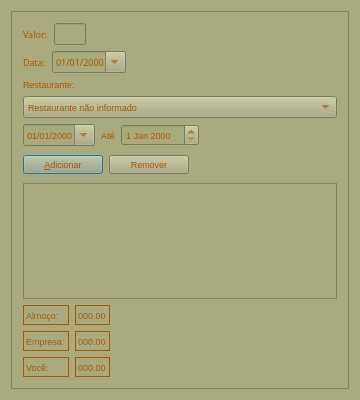
Above: ui/almoco.ui from tiagopascal/Almoco before the change. Below: the same form after it.
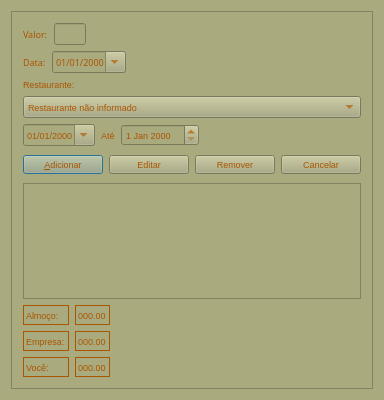
That is the form after the change.

```diff
--- a/ui/almoco.ui
+++ b/ui/almoco.ui
@@ -252,7 +252,7 @@
           </property>
          </widget>
         </item>
-        <item row="0" column="1">
+        <item row="0" column="2">
          <widget class="QPushButton" name="pushButton_remover">
           <property name="font">
            <font>
@@ -264,7 +264,7 @@
           </property>
          </widget>
         </item>
-        <item row="0" column="2">
+        <item row="0" column="4">
          <spacer name="horizontalSpacer_3">
           <property name="orientation">
            <enum>Qt::Horizontal</enum>
@@ -277,6 +277,30 @@
           </property>
          </spacer>
         </item>
+        <item row="0" column="1">
+         <widget class="QPushButton" name="pushButton_editar">
+          <property name="font">
+           <font>
+            <pointsize>7</pointsize>
+           </font>
+          </property>
+          <property name="text">
+           <string>Editar</string>
+          </property>
+         </widget>
+        </item>
+        <item row="0" column="3">
+         <widget class="QPushButton" name="pushButton_cancelar">
+          <property name="font">
+           <font>
+            <pointsize>7</pointsize>
+           </font>
+          </property>
+          <property name="text">
+           <string>Cancelar</string>
+          </property>
+         </widget>
+        </item>
        </layout>
       </item>
       <item row="4" column="0">
```
Left out of the diff: 1 changed line with no effect on the pictures.
